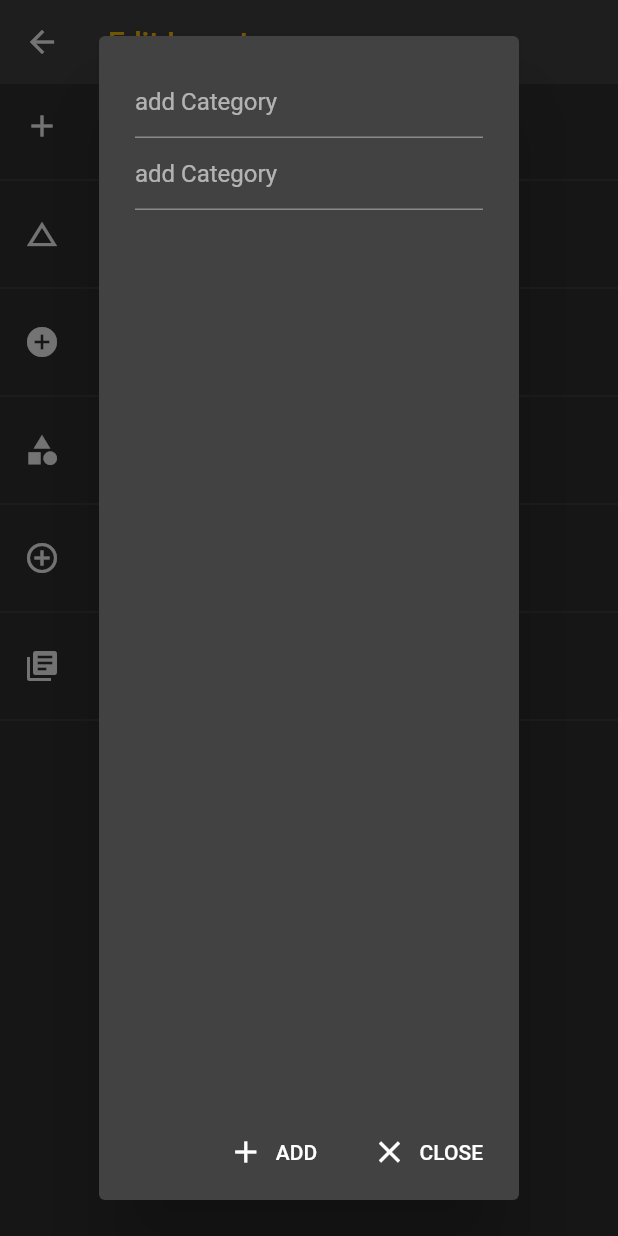
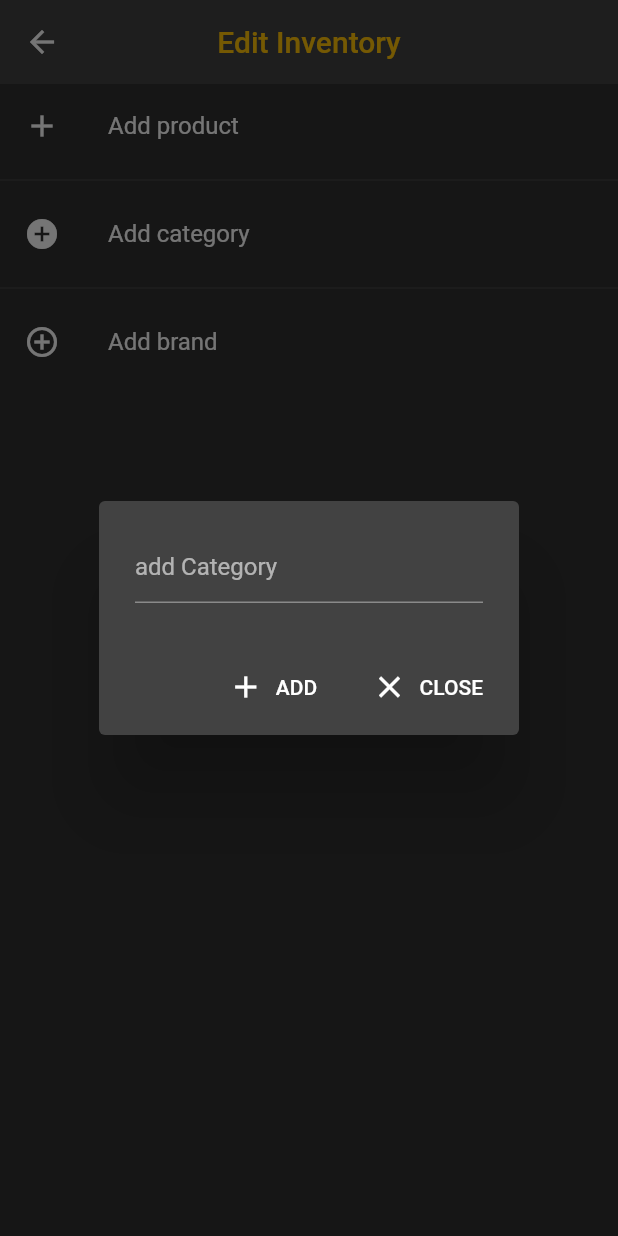
Before and after one commit to Sandeep856/OOP_Project, a Flutter app: the Admin screen opened directly, after a tap on "Add category", on a phone screen of 412 x 824 dp. Run offline on Flutter 3.47's test engine with Material 2 defaults, Android fonts, the phone set to English and light mode, and no system bars; our stand-ins replace animated_splash_screen, cloud_firestore, firebase_auth, firebase_core, flutter_spinkit, fluttertoast and 2 more; missing offline and left inert: invoiceninja; accounts and stored records are empty.

Commit message:
new Commit

```diff
--- a/lib/Pages/Edit_Item.dart
+++ b/lib/Pages/Edit_Item.dart
@@ -38,6 +38,7 @@ class _AdminState extends State<Admin> {
             style: TextStyle(color: Colors.amber),
           ),
           elevation: 0.0,
+          centerTitle: true,
         ),
         body: _loadScreen());
   }
@@ -55,23 +56,11 @@ class _AdminState extends State<Admin> {
         ),
         Divider(),
         ListTile(
-          leading: Icon(Icons.change_history),
-          title: Text("Products list"),
-          onTap: () {},
-        ),
-        Divider(),
-        ListTile(
           leading: Icon(Icons.add_circle),
           title: Text("Add category"),
           onTap: () {
             _categoryalert();
           },
-        ),
-        Divider(),
-        ListTile(
-          leading: Icon(Icons.category),
-          title: Text("Category list"),
-          onTap: () {},
         ),
         Divider(),
         ListTile(
@@ -81,13 +70,6 @@ class _AdminState extends State<Admin> {
             _brandAlert();
           },
         ),
-        Divider(),
-        ListTile(
-          leading: Icon(Icons.library_books),
-          title: Text("brand list"),
-          onTap: () {},
-        ),
-        Divider(),
       ],
     );
 
@@ -99,9 +81,7 @@ class _AdminState extends State<Admin> {
     var alert = new AlertDialog(
       content: Form(
         key: _categoryformkey,
-        child: Column(
-          children: [
-            TextFormField(
+        child: TextFormField(
           controller: categoryController,
           validator: (value) {
             if (value!.isEmpty) {
@@ -112,20 +92,6 @@ class _AdminState extends State<Admin> {
             hintText: "add Category",
           ),
           enableInteractiveSelection: true,
-            ),
-            TextFormField(
-              controller: categoryController,
-              validator: (value) {
-                if (value!.isEmpty) {
-                  return "category cannot be empty";
-                }
-              },
-              decoration: InputDecoration(
-                hintText: "add Category",
-              ),
-              enableInteractiveSelection: true,
-            ),
-          ],
         ),
       ),
       actions: [
--- a/lib/Pages/Login.dart
+++ b/lib/Pages/Login.dart
@@ -1,4 +1,4 @@
-// ignore_for_file: file_names, prefer_const_constructors, sized_box_for_whitespace, avoid_unnecessary_containers, deprecated_member_use, non_constant_identifier_names
+// ignore_for_file: file_names, prefer_const_constructors, sized_box_for_whitespace, avoid_unnecessary_containers, deprecated_member_use, non_constant_identifier_names, unused_import
 
 import 'package:firebase_auth/firebase_auth.dart';
 import 'package:flutter/material.dart';
--- a/lib/Pages/pdf_entry.dart
+++ b/lib/Pages/pdf_entry.dart
@@ -17,10 +17,10 @@ class _SOFState extends State<SOF> {
   Card createCard() {
     var nameController = TextEditingController();
     var ageController = TextEditingController();
-    var jobController = TextEditingController();
+    var qController = TextEditingController();
     desc.add(nameController);
     price.add(ageController);
-    quantity.add(jobController);
+    quantity.add(qController);
     return Card(
       child: Column(
         mainAxisSize: MainAxisSize.min,
@@ -38,7 +38,7 @@ class _SOFState extends State<SOF> {
               decoration: InputDecoration(labelText: 'Price'),
               keyboardType: TextInputType.number),
           TextField(
-              controller: jobController,
+              controller: qController,
               decoration: InputDecoration(labelText: 'Quantity'),
               keyboardType: TextInputType.number),
         ],
```
Lines whose indentation alone changed are shown as unchanged.
